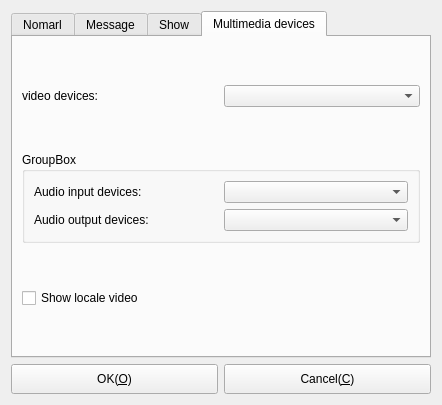
Old version of the form Widgets/DlgOptions/DlgOptions.ui in the repository KangLin/RabbitIm.
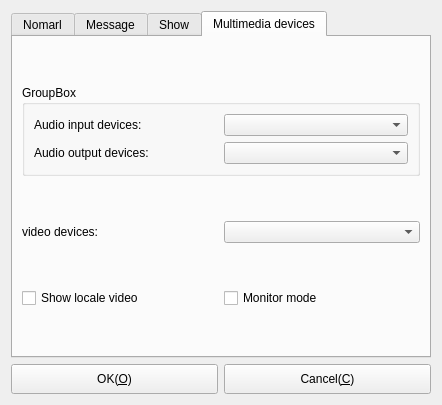
New version of the form. The open tabs and pages were chosen to show the change. Icons and pictures are not drawn.

Diff of the .ui file:
```diff
--- a/Widgets/DlgOptions/DlgOptions.ui
+++ b/Widgets/DlgOptions/DlgOptions.ui
@@ -657,23 +657,6 @@
       </attribute>
       <layout class="QGridLayout" name="gridLayout_11">
        <item row="0" column="0">
-        <layout class="QHBoxLayout" name="horizontalLayout_14">
-         <item>
-          <widget class="QLabel" name="label_7">
-           <property name="text">
-            <string>video devices:</string>
-           </property>
-           <property name="wordWrap">
-            <bool>true</bool>
-           </property>
-          </widget>
-         </item>
-         <item>
-          <widget class="QComboBox" name="cbVideo"/>
-         </item>
-        </layout>
-       </item>
-       <item row="1" column="0">
         <widget class="QGroupBox" name="groupBox_7">
          <property name="sizePolicy">
           <sizepolicy hsizetype="Preferred" vsizetype="Fixed">
@@ -734,12 +717,40 @@
          </layout>
         </widget>
        </item>
+       <item row="1" column="0">
+        <layout class="QHBoxLayout" name="horizontalLayout_14">
+         <item>
+          <widget class="QLabel" name="label_7">
+           <property name="text">
+            <string>video devices:</string>
+           </property>
+           <property name="wordWrap">
+            <bool>true</bool>
+           </property>
+          </widget>
+         </item>
+         <item>
+          <widget class="QComboBox" name="cbVideo"/>
+         </item>
+        </layout>
+       </item>
        <item row="2" column="0">
-        <widget class="QCheckBox" name="cbShowLocaleVideo">
-         <property name="text">
-          <string>Show locale video</string>
-         </property>
-        </widget>
+        <layout class="QHBoxLayout" name="horizontalLayout_15">
+         <item>
+          <widget class="QCheckBox" name="cbShowLocaleVideo">
+           <property name="text">
+            <string>Show locale video</string>
+           </property>
+          </widget>
+         </item>
+         <item>
+          <widget class="QCheckBox" name="cbMonitor">
+           <property name="text">
+            <string>Monitor mode</string>
+           </property>
+          </widget>
+         </item>
+        </layout>
        </item>
       </layout>
      </widget>
```
